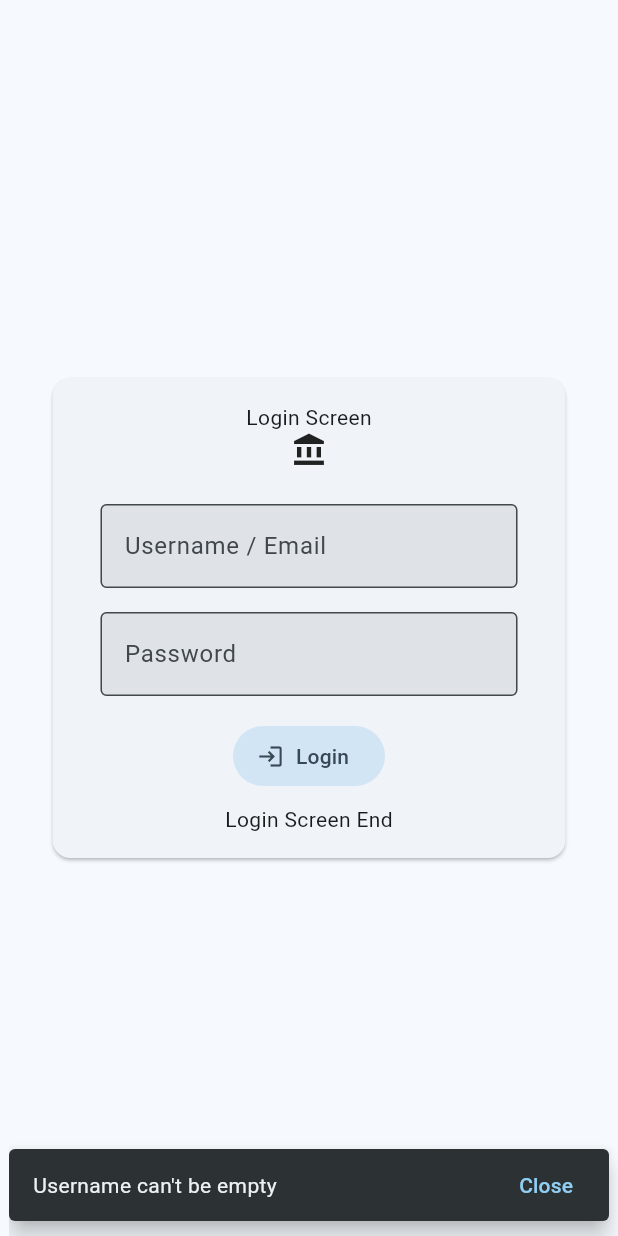
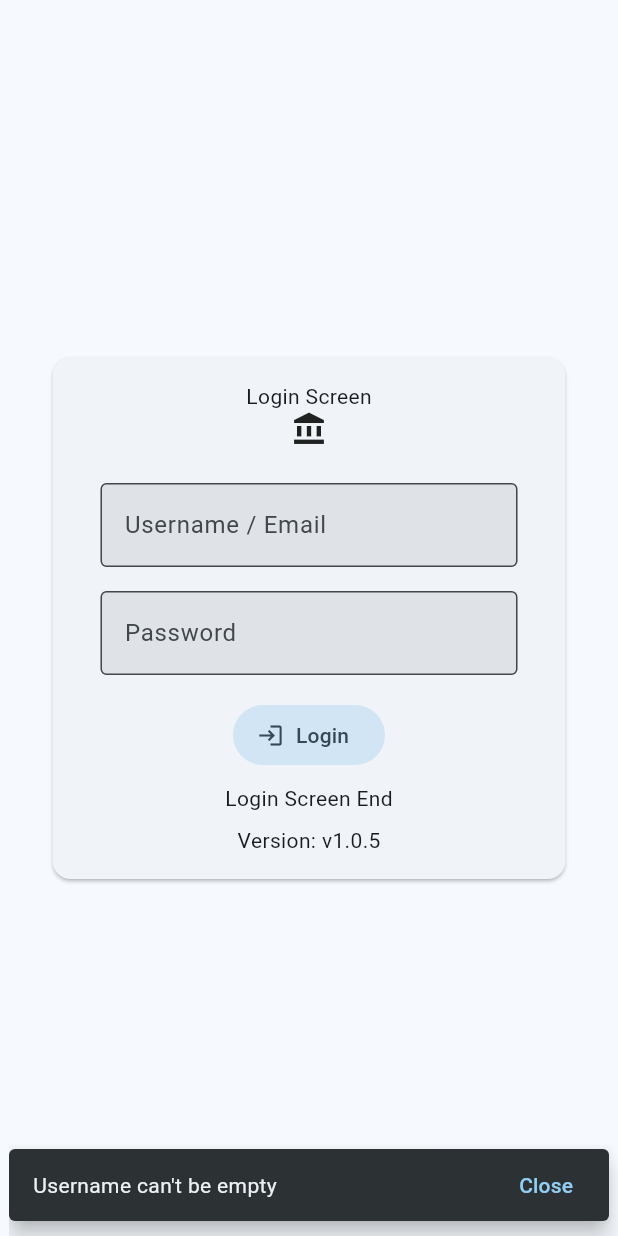
Before and after one commit to rehmnabdul/plex, a Flutter app: the screen it shows after launch, after a tap on "Login", on a phone screen of 412 x 824 dp. Run offline on Flutter 3.47's test engine with Material 2 defaults, Android fonts, the phone set to English and light mode, and no system bars; our stand-ins replace get, shared_preferences; missing offline and left inert: file_saver, syncfusion_flutter_xlsio.

Commit message:
* Add `enableSerach` control in `PlexDataTable` to hide and show the search controls * Add `PlexAppInfo` in the `PlexApp`. Use `appInfo` instead `title` in the `PlexApp` * Add version info in `PlexLoginScreen` and `PlexDashboardScreen` top right menu * Add `debugUsername` and `debugPassword` field in `PlexLoginConfig`, so `username` and `password` field appears pre-filled in debug mode for testing only

```diff
--- a/example/lib/main.dart
+++ b/example/lib/main.dart
@@ -85,7 +85,7 @@ void main() async {
     themeFromColor: const Color(0xFF26A9E1),
     // themeFromImage: const AssetImage("/path/to/image"),
     appLogo: const Icon(Icons.account_balance),
-    title: "Auto Backup",
+    appInfo: PlexAppInfo(title: "Auto Backup", versionCode: 1, versionName: "v1.0.5"),
     initialRoute: Routes.dashboardScreen,
     useAuthorization: true,
     onInitializationComplete: () {
@@ -109,6 +109,7 @@ void main() async {
           title: "Data Table Widget Usage",
           logo: const Icon(Icons.account_balance_outlined),
           screen: (context) => PlexDataTable(
+            enableSearch: true,
             headerTextStyle: const TextStyle(fontWeight: FontWeight.bold),
             headerBackground: Colors.redAccent,
             border: TableBorder.all(color: Colors.black12),
--- a/lib/plex_package.dart
+++ b/lib/plex_package.dart
@@ -15,6 +15,14 @@ import 'package:plex/plex_theme.dart';
 import 'package:plex/plex_user.dart';
 import 'package:plex/plex_utils/plex_dimensions.dart';
 import 'package:plex/plex_utils/plex_routing.dart';
+
+class PlexAppInfo {
+  PlexAppInfo({required this.title, this.versionCode, this.versionName});
+
+  String title;
+  int? versionCode;
+  String? versionName;
+}
 
 class PlexRoutesPaths {
   PlexRoutesPaths._();
@@ -38,8 +46,8 @@ class PlexApp extends StatefulWidget {
   ///This [appLogoDark] widget will be show as Application Logo in Dark mode
   final Widget? appLogoDark;
 
-  ///This [title] will be show ass Application title
-  final String title;
+  ///This [appInfo] will be show ass Application title
+  final PlexAppInfo appInfo;
 
   ///This [initialRoute] will be treated as initial route for screen Application
   final String initialRoute;
@@ -81,7 +89,7 @@ class PlexApp extends StatefulWidget {
     super.key,
     required this.appLogo,
     this.appLogoDark,
-    required this.title,
+    required this.appInfo,
     required this.initialRoute,
     this.dashboardConfig,
     this.pages,
@@ -200,7 +208,7 @@ class _PlexAppState extends State<PlexApp> {
   Widget build(BuildContext context) {
     if (!_initialized) {
       return MaterialApp(
-        title: widget.title,
+        title: widget.appInfo.title,
         debugShowCheckedModeBanner: false,
         home: Scaffold(
           body: Padding(
@@ -222,7 +230,7 @@ class _PlexAppState extends State<PlexApp> {
       );
     }
     return GetMaterialApp(
-      title: widget.title,
+      title: widget.appInfo.title,
       theme: PlexTheme.getThemeByBrightness(Brightness.light),
       darkTheme: PlexTheme.getThemeByBrightness(Brightness.dark),
       themeMode: themeMode,
--- a/lib/plex_screens/plex_login_screen.dart
+++ b/lib/plex_screens/plex_login_screen.dart
@@ -14,8 +14,12 @@ class PlexLoginConfig {
     required this.userFromJson,
     this.additionalWidgetsTop,
     this.additionalWidgetsBottom,
+    this.debugUsername,
+    this.debugPassword,
   });
 
+  final String? debugUsername;
+  final String? debugPassword;
   final Future<PlexUser?> Function(BuildContext context, String email, String password) onLogin;
   final Widget Function(BuildContext context)? additionalWidgetsTop;
   final Widget Function(BuildContext context)? additionalWidgetsBottom;
@@ -46,8 +50,8 @@ class _PlexLoginScreenState extends PlexState<PlexLoginScreen> {
     }
 
     if (kDebugMode) {
-      usernameController.text = "dev";
-      passController.text = ";';'";
+      usernameController.text = widget.loginConfig.debugUsername ?? "";
+      passController.text = widget.loginConfig.debugPassword ?? "";
     }
   }
 
@@ -112,6 +116,10 @@ class _PlexLoginScreenState extends PlexState<PlexLoginScreen> {
                 if (widget.loginConfig.additionalWidgetsBottom != null) ...{
                   widget.loginConfig.additionalWidgetsBottom!.call(context),
                 },
+                spaceSmall(),
+                if (PlexApp.app.appInfo.versionName != null) ...[
+                  Text("Version: ${PlexApp.app.appInfo.versionName}"),
+                ],
               ],
             ),
           ),
--- a/pubspec.yaml
+++ b/pubspec.yaml
@@ -1,7 +1,7 @@
 name: plex
 description: PLEX is Flutter UI framework for enterprise apps with pre-built components and best practices for efficient development in addition with many built in widgets
 
-version: 0.1.8
+version: 0.1.9
 homepage: https://github.com/rehmnabdul/plex
 
 environment:
```
Also changed, not shown: lib/plex_screens/plex_dashboard_screen.dart (+7 -0 lines), lib/plex_widgets/plex_data_table.dart (+10 -2 lines), example/pubspec.lock, 2 other files.
